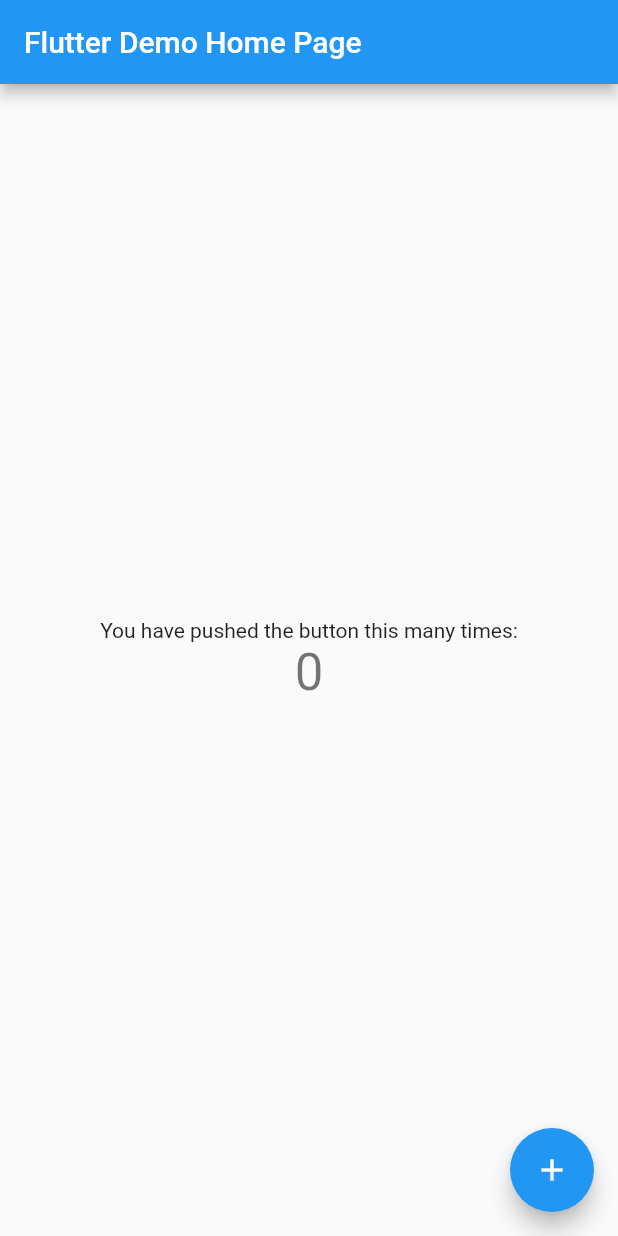
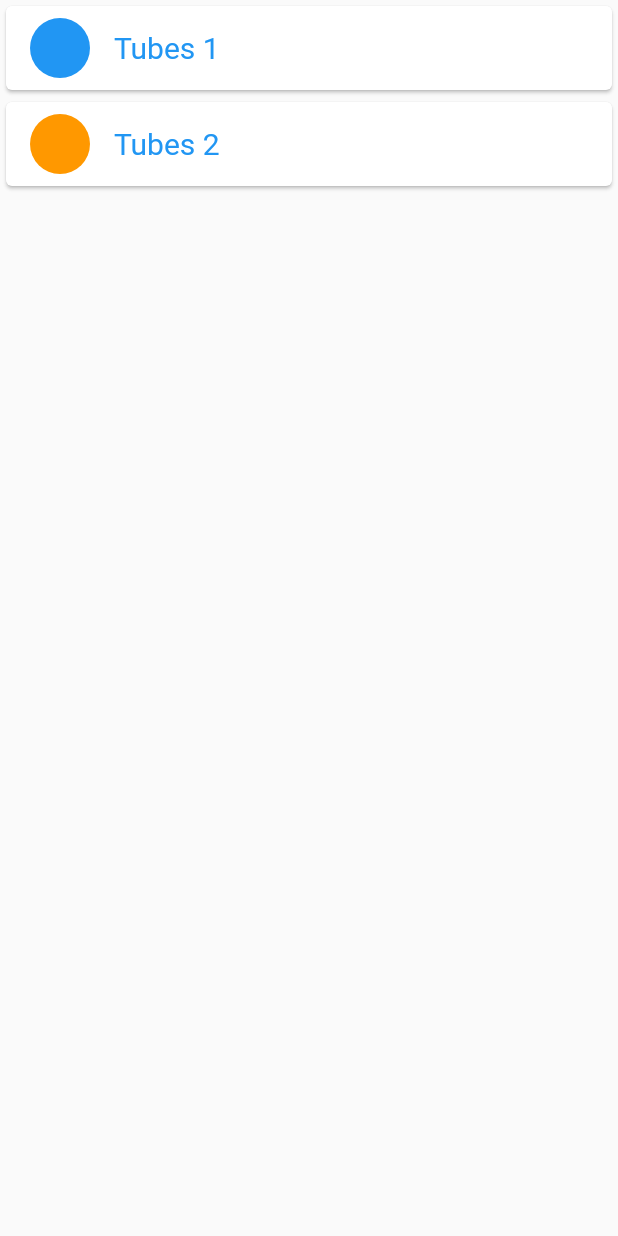
Before and after one commit to whauzan/tugas-abp-mobile, a Flutter app: the screen it shows after launch, on a phone screen of 412 x 824 dp. Run offline on Flutter 3.47's test engine with Material 2 defaults, Android fonts, the light colour scheme and no system bars.

Commit message:
feat: tpmodul13

```diff
--- a/lib/main.dart
+++ b/lib/main.dart
@@ -1,115 +1,106 @@
 import 'package:flutter/material.dart';
 
 void main() {
-  runApp(const MyApp());
+  runApp(MaterialApp(
+    title: 'TP13 - 1301191313',
+    initialRoute: '/',
+    routes: {
+      '/': (context) => const MyHomePage(),
+      '/first': (context) => const FirstRoute(judul: 'Tubes 1', desc: 'Website with Laravel'),
+      '/second': (context) => const SecondRoute(judul: 'Tubes 2', desc: 'Mobile App with Flutter'),
+    },
+  ));
 }
 
-class MyApp extends StatelessWidget {
-  const MyApp({Key? key}) : super(key: key);
-
-  // This widget is the root of your application.
+class MyHomePage extends StatelessWidget {
+  const MyHomePage({Key? key}) : super(key: key);
   @override
   Widget build(BuildContext context) {
-    return MaterialApp(
-      title: 'Flutter Demo',
-      theme: ThemeData(
-        // This is the theme of your application.
-        //
-        // Try running your application with "flutter run". You'll see the
-        // application has a blue toolbar. Then, without quitting the app, try
-        // changing the primarySwatch below to Colors.green and then invoke
-        // "hot reload" (press "r" in the console where you ran "flutter run",
-        // or simply save your changes to "hot reload" in a Flutter IDE).
-        // Notice that the counter didn't reset back to zero; the application
-        // is not restarted.
-        primarySwatch: Colors.blue,
+    return Scaffold(
+      body: ListView(
+        children: [
+          Card(
+            child: ListTile(
+              title: const Text("Tubes 1",
+                  style: TextStyle(
+                    fontSize: 20,
+                    color: Colors.blue,
+                  )),
+              leading: const CircleAvatar(
+                backgroundColor: Colors.blue,
+              ),
+              onTap: () {
+                Navigator.pushNamed(context, '/first');
+              },
+            ),
+          ),
+          Card(
+            child: ListTile(
+              title: const Text("Tubes 2",
+                  style: TextStyle(
+                    fontSize: 20,
+                    color: Colors.blue,
+                  )),
+              leading: const CircleAvatar(backgroundColor: Colors.orange),
+              onTap: () {
+                Navigator.pushNamed(context, '/second');
+              },
+            ),
+          ),
+        ],
       ),
-      home: const MyHomePage(title: 'Flutter Demo Home Page'),
     );
   }
 }
 
-class MyHomePage extends StatefulWidget {
-  const MyHomePage({Key? key, required this.title}) : super(key: key);
-
-  // This widget is the home page of your application. It is stateful, meaning
-  // that it has a State object (defined below) that contains fields that affect
-  // how it looks.
-
-  // This class is the configuration for the state. It holds the values (in this
-  // case the title) provided by the parent (in this case the App widget) and
-  // used by the build method of the State. Fields in a Widget subclass are
-  // always marked "final".
-
-  final String title;
-
-  @override
-  State<MyHomePage> createState() => _MyHomePageState();
-}
-
-class _MyHomePageState extends State<MyHomePage> {
-  int _counter = 0;
-
-  void _incrementCounter() {
-    setState(() {
-      // This call to setState tells the Flutter framework that something has
-      // changed in this State, which causes it to rerun the build method below
-      // so that the display can reflect the updated values. If we changed
-      // _counter without calling setState(), then the build method would not be
-      // called again, and so nothing would appear to happen.
-      _counter++;
-    });
-  }
-
+class FirstRoute extends StatelessWidget {
+  const FirstRoute({Key? key, required this.judul, required this.desc}) : super(key: key);
+  final String judul, desc;
   @override
   Widget build(BuildContext context) {
-    // This method is rerun every time setState is called, for instance as done
-    // by the _incrementCounter method above.
-    //
-    // The Flutter framework has been optimized to make rerunning build methods
-    // fast, so that you can just rebuild anything that needs updating rather
-    // than having to individually change instances of widgets.
     return Scaffold(
-      appBar: AppBar(
-        // Here we take the value from the MyHomePage object that was created by
-        // the App.build method, and use it to set our appbar title.
-        title: Text(widget.title),
-      ),
       body: Center(
-        // Center is a layout widget. It takes a single child and positions it
-        // in the middle of the parent.
-        child: Column(
-          // Column is also a layout widget. It takes a list of children and
-          // arranges them vertically. By default, it sizes itself to fit its
-          // children horizontally, and tries to be as tall as its parent.
-          //
-          // Invoke "debug painting" (press "p" in the console, choose the
-          // "Toggle Debug Paint" action from the Flutter Inspector in Android
-          // Studio, or the "Toggle Debug Paint" command in Visual Studio Code)
-          // to see the wireframe for each widget.
-          //
-          // Column has various properties to control how it sizes itself and
-          // how it positions its children. Here we use mainAxisAlignment to
-          // center the children vertically; the main axis here is the vertical
-          // axis because Columns are vertical (the cross axis would be
-          // horizontal).
-          mainAxisAlignment: MainAxisAlignment.center,
-          children: <Widget>[
-            const Text(
-              'You have pushed the button this many times:',
-            ),
-            Text(
-              '$_counter',
-              style: Theme.of(context).textTheme.headline4,
-            ),
-          ],
+        child: RichText(
+          textAlign: TextAlign.center,
+          text: TextSpan(children: [
+            TextSpan(
+                text: "$judul \n\n",
+                style: const TextStyle(
+                  fontSize: 25,
+                  color: Colors.blue,
+                )),
+            TextSpan(
+                text: desc,
+                style: const TextStyle(height: 0, fontSize: 15, color: Colors.black)),
+          ]),
         ),
       ),
-      floatingActionButton: FloatingActionButton(
-        onPressed: _incrementCounter,
-        tooltip: 'Increment',
-        child: const Icon(Icons.add),
-      ), // This trailing comma makes auto-formatting nicer for build methods.
     );
   }
 }
+
+class SecondRoute extends StatelessWidget {
+  const SecondRoute({Key? key, required this.judul, required this.desc}) : super(key: key);
+  final String judul, desc;
+  @override
+  Widget build(BuildContext context) {
+    return Scaffold(
+      body: Center(
+        child: RichText(
+          textAlign: TextAlign.center,
+          text:  TextSpan(children: [
+            TextSpan(
+                text: "$judul \n\n",
+                style: const TextStyle(
+                  fontSize: 25,
+                  color: Colors.blue,
+                )),
+            TextSpan(
+                text: desc,
+                style: const TextStyle(height: 0, fontSize: 15, color: Colors.black)),
+          ]),
+        ),
+      ),
+    );
+  }
+}
```
